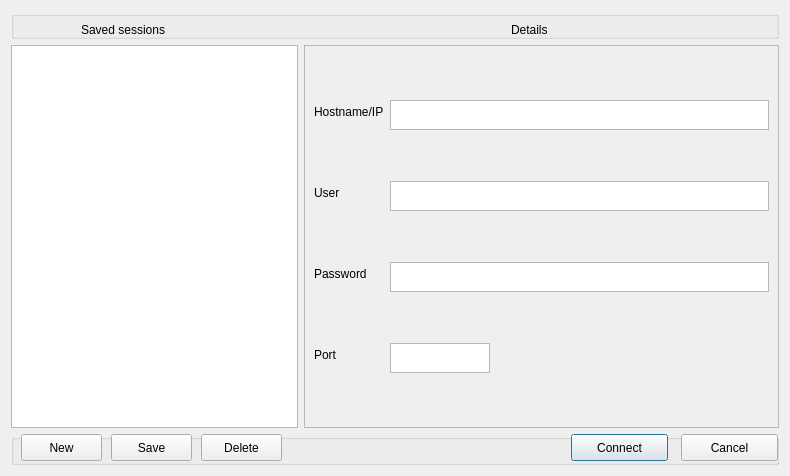
The window that sessionmanager.ui (aravindkrishnan/sqlide) describes before a commit, drawn with Qt 5.
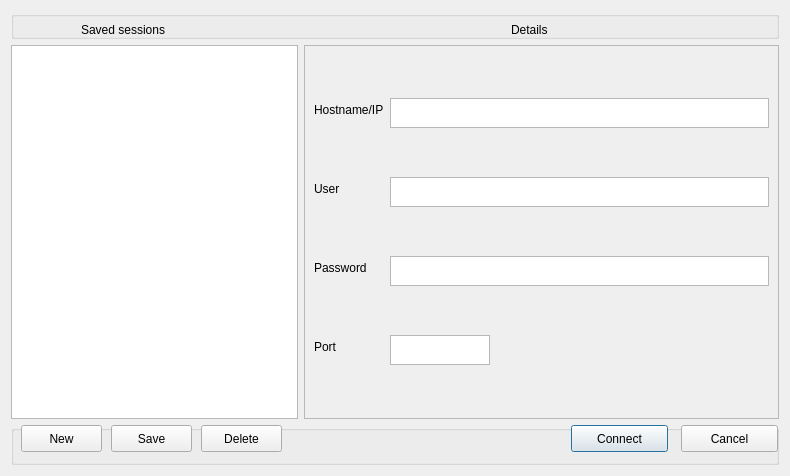
The same window after the commit.

Commit message: session UI height setting

What changed in the file:
```diff
--- a/sessionmanager.ui
+++ b/sessionmanager.ui
@@ -88,7 +88,7 @@
           <x>0</x>
           <y>0</y>
           <width>475</width>
-          <height>386</height>
+          <height>389</height>
          </rect>
         </property>
         <layout class="QFormLayout" name="formLayout_2">
@@ -171,6 +171,12 @@
    </item>
    <item>
     <widget class="QGroupBox" name="groupBox">
+     <property name="minimumSize">
+      <size>
+       <width>0</width>
+       <height>40</height>
+      </size>
+     </property>
      <property name="title">
       <string/>
      </property>
```
Left out of the diff: 6 changed lines with no effect on the pictures.
